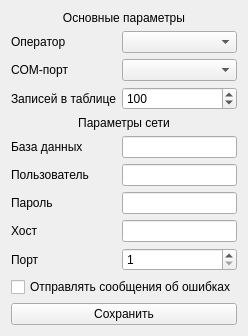
Qt form src/usonicapp/forms/settings.ui (Kneshal/usonicApp) before a commit.
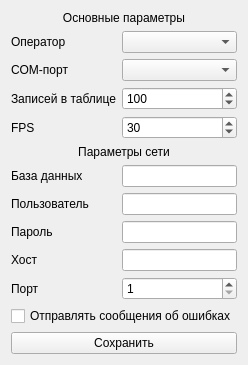
The same form after that commit.

Diff of the .ui file:
```diff
--- a/src/usonicapp/forms/settings.ui
+++ b/src/usonicapp/forms/settings.ui
@@ -7,7 +7,7 @@
     <x>0</x>
     <y>0</y>
     <width>229</width>
-    <height>286</height>
+    <height>312</height>
    </rect>
   </property>
   <property name="windowTitle">
@@ -62,7 +62,7 @@
        </property>
       </widget>
      </item>
-     <item row="4" column="0" colspan="2">
+     <item row="5" column="0" colspan="2">
       <widget class="QLabel" name="label_2">
        <property name="text">
         <string>Параметры сети</string>
@@ -72,42 +72,42 @@
        </property>
       </widget>
      </item>
-     <item row="5" column="0">
+     <item row="6" column="0">
       <widget class="QLabel" name="label_3">
        <property name="text">
         <string>База данных</string>
        </property>
       </widget>
      </item>
-     <item row="5" column="1">
+     <item row="6" column="1">
       <widget class="QLineEdit" name="lineedit_dbname">
        <property name="alignment">
         <set>Qt::AlignLeading|Qt::AlignLeft|Qt::AlignVCenter</set>
        </property>
       </widget>
      </item>
-     <item row="6" column="0">
+     <item row="7" column="0">
       <widget class="QLabel" name="label_4">
        <property name="text">
         <string>Пользователь</string>
        </property>
       </widget>
      </item>
-     <item row="6" column="1">
+     <item row="7" column="1">
       <widget class="QLineEdit" name="lineedit_dbuser">
        <property name="alignment">
         <set>Qt::AlignLeading|Qt::AlignLeft|Qt::AlignVCenter</set>
        </property>
       </widget>
      </item>
-     <item row="7" column="0">
+     <item row="8" column="0">
       <widget class="QLabel" name="label_5">
        <property name="text">
         <string>Пароль</string>
        </property>
       </widget>
      </item>
-     <item row="7" column="1">
+     <item row="8" column="1">
       <widget class="QLineEdit" name="lineedit_dbpassword">
        <property name="echoMode">
         <enum>QLineEdit::Password</enum>
@@ -117,28 +117,28 @@
        </property>
       </widget>
      </item>
-     <item row="8" column="0">
+     <item row="9" column="0">
       <widget class="QLabel" name="label_6">
        <property name="text">
         <string>Хост</string>
        </property>
       </widget>
      </item>
-     <item row="8" column="1">
+     <item row="9" column="1">
       <widget class="QLineEdit" name="lineedit_dbhost">
        <property name="alignment">
         <set>Qt::AlignLeading|Qt::AlignLeft|Qt::AlignVCenter</set>
        </property>
       </widget>
      </item>
-     <item row="9" column="0">
+     <item row="10" column="0">
       <widget class="QLabel" name="label_7">
        <property name="text">
         <string>Порт</string>
        </property>
       </widget>
      </item>
-     <item row="9" column="1">
+     <item row="10" column="1">
       <widget class="QSpinBox" name="spinbox_port">
        <property name="alignment">
         <set>Qt::AlignLeading|Qt::AlignLeft|Qt::AlignVCenter</set>
@@ -151,7 +151,7 @@
        </property>
       </widget>
      </item>
-     <item row="10" column="0" colspan="2">
+     <item row="11" column="0" colspan="2">
       <widget class="QCheckBox" name="checkbox_bugreport">
        <property name="text">
         <string>Отправлять сообщения об ошибках</string>
@@ -171,6 +171,26 @@
      <item row="2" column="1">
       <widget class="QComboBox" name="combobox_serialport"/>
      </item>
+     <item row="4" column="0">
+      <widget class="QLabel" name="label_11">
+       <property name="text">
+        <string>FPS</string>
+       </property>
+      </widget>
+     </item>
+     <item row="4" column="1">
+      <widget class="QSpinBox" name="fps_spinbox">
+       <property name="minimum">
+        <number>1</number>
+       </property>
+       <property name="maximum">
+        <number>60</number>
+       </property>
+       <property name="value">
+        <number>30</number>
+       </property>
+      </widget>
+     </item>
     </layout>
    </item>
    <item>
```
